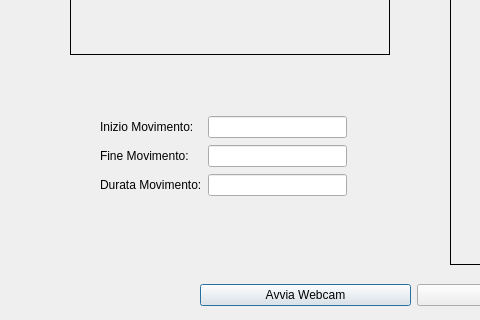
Qt form interfacciaBeta.ui (SilvioEMatteo/pyRat) before a commit; both pictures show x 0 to 480 and y 235 to 555 of the 1100 by 555 pixel window.
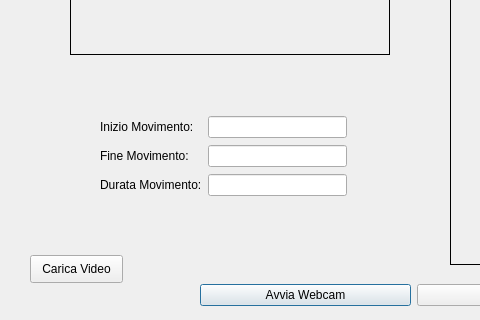
The same form after that commit.

Commit message: Aggiunto bottone per caricare video esterni

```diff
--- a/interfacciaBeta.ui
+++ b/interfacciaBeta.ui
@@ -48,7 +48,7 @@
     <string/>
    </property>
   </widget>
-  <widget class="QWidget" name="">
+  <widget class="QWidget" name="layoutWidget">
    <property name="geometry">
     <rect>
      <x>200</x>
@@ -88,7 +88,7 @@
     </item>
    </layout>
   </widget>
-  <widget class="QWidget" name="">
+  <widget class="QWidget" name="layoutWidget">
    <property name="geometry">
     <rect>
      <x>100</x>
@@ -130,6 +130,19 @@
     </item>
    </layout>
   </widget>
+  <widget class="QPushButton" name="bottoneCaricaVideo">
+   <property name="geometry">
+    <rect>
+     <x>30</x>
+     <y>490</y>
+     <width>93</width>
+     <height>28</height>
+    </rect>
+   </property>
+   <property name="text">
+    <string>Carica Video</string>
+   </property>
+  </widget>
  </widget>
  <resources/>
  <connections/>
```
The commit also changes 1 other file.
